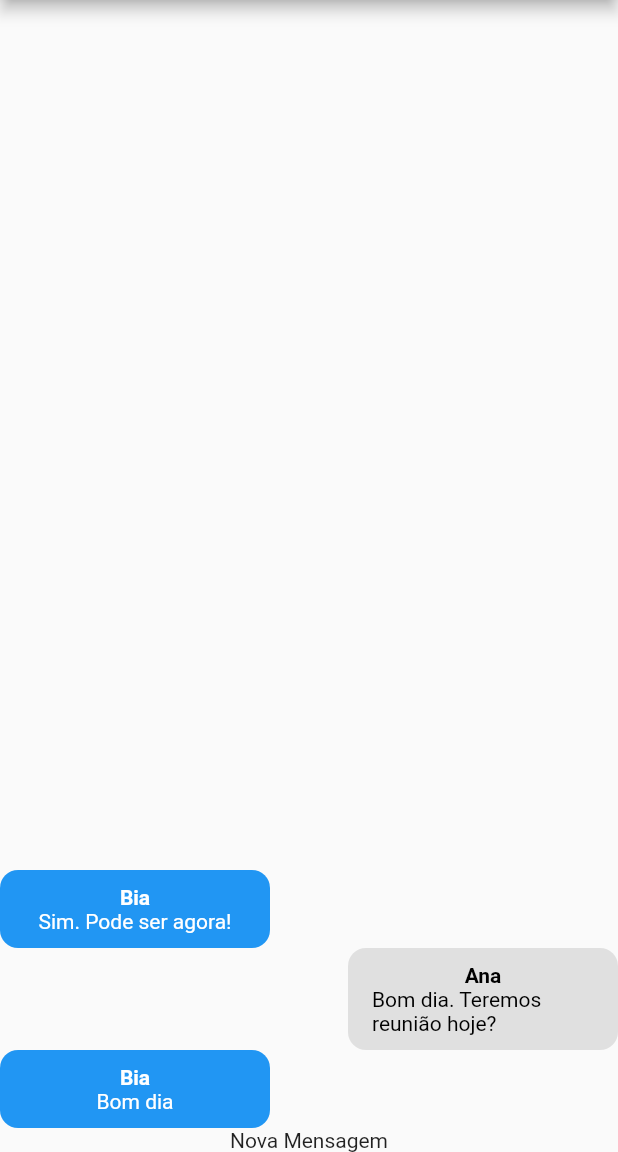
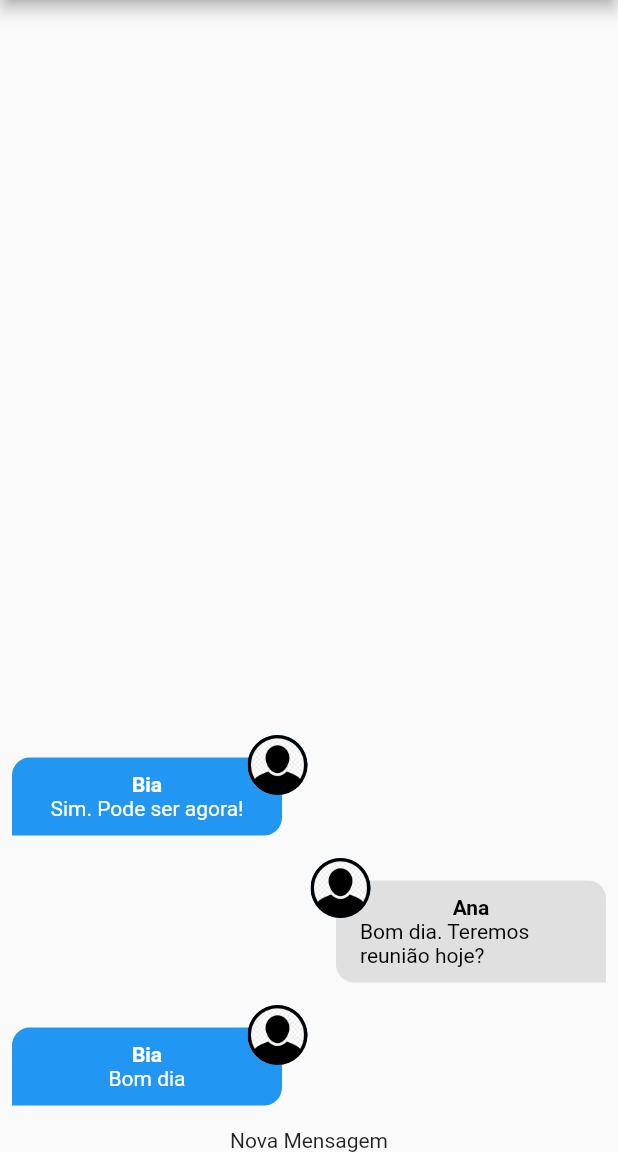
Before and after one commit to lucasgaldinodev/cod3r_flutter_chat, a Flutter app: the screen it shows after launch, on a phone screen of 412 x 824 dp, the part 84-1236 px from its top. Run offline on Flutter 3.47's test engine with Material 2 defaults, Android fonts, the phone set to English and light mode, and no system bars; our stand-ins replace image_picker; accounts and stored records are empty.

Commit message:
383_componente_message_bubble_02

```diff
--- a/lib/components/message_bubble.dart
+++ b/lib/components/message_bubble.dart
@@ -1,7 +1,10 @@
+import 'dart:io';
+
 import 'package:chat/core/models/chat_message.dart';
 import 'package:flutter/material.dart';
 
 class MessageBubble extends StatelessWidget {
+  static const _defaultImage = 'assets/images/avatar.png';
   final ChatMessage message;
   final bool belongsToCurrentUser;
 
@@ -11,9 +14,28 @@ class MessageBubble extends StatelessWidget {
     super.key,
   });
 
+  Widget _showUserImage(String imageUrl) {
+    ImageProvider? provider;
+    final uri = Uri.parse(imageUrl);
+
+    if (uri.path.contains(_defaultImage)) {
+      provider = const AssetImage(_defaultImage);
+    } else if (uri.scheme.contains('http')) {
+      provider = NetworkImage(uri.toString());
+    } else {
+      provider = FileImage(File(uri.toString()));
+    }
+
+    return CircleAvatar(
+      backgroundImage: provider,
+    );
+  }
+
   @override
   Widget build(BuildContext context) {
-    return Row(
+    return Stack(
+      children: [
+        Row(
           mainAxisAlignment: belongsToCurrentUser
               ? MainAxisAlignment.end
               : MainAxisAlignment.start,
@@ -23,8 +45,15 @@ class MessageBubble extends StatelessWidget {
                 color: belongsToCurrentUser
                     ? Colors.grey.shade300
                     : Theme.of(context).primaryColor,
-            borderRadius: const BorderRadius.all(
-              Radius.circular(12),
+                borderRadius: BorderRadius.only(
+                  topLeft: const Radius.circular(12),
+                  topRight: const Radius.circular(12),
+                  bottomLeft: belongsToCurrentUser
+                      ? const Radius.circular(12)
+                      : const Radius.circular(0),
+                  bottomRight: belongsToCurrentUser
+                      ? const Radius.circular(0)
+                      : const Radius.circular(12),
                 ),
               ),
               width: 180,
@@ -32,6 +61,7 @@ class MessageBubble extends StatelessWidget {
                 vertical: 10,
                 horizontal: 16,
               ),
+              margin: const EdgeInsets.symmetric(vertical: 15, horizontal: 8),
               child: Column(
                 children: [
                   Text(
@@ -51,6 +81,14 @@ class MessageBubble extends StatelessWidget {
               ),
             ),
           ],
+        ),
+        Positioned(
+          top: 0,
+          left: belongsToCurrentUser ? null : 165,
+          right: belongsToCurrentUser ? 165 : null,
+          child: _showUserImage(message.userImageUrl),
+        ),
+      ],
     );
   }
 }
```
Lines whose indentation alone changed are shown as unchanged.
